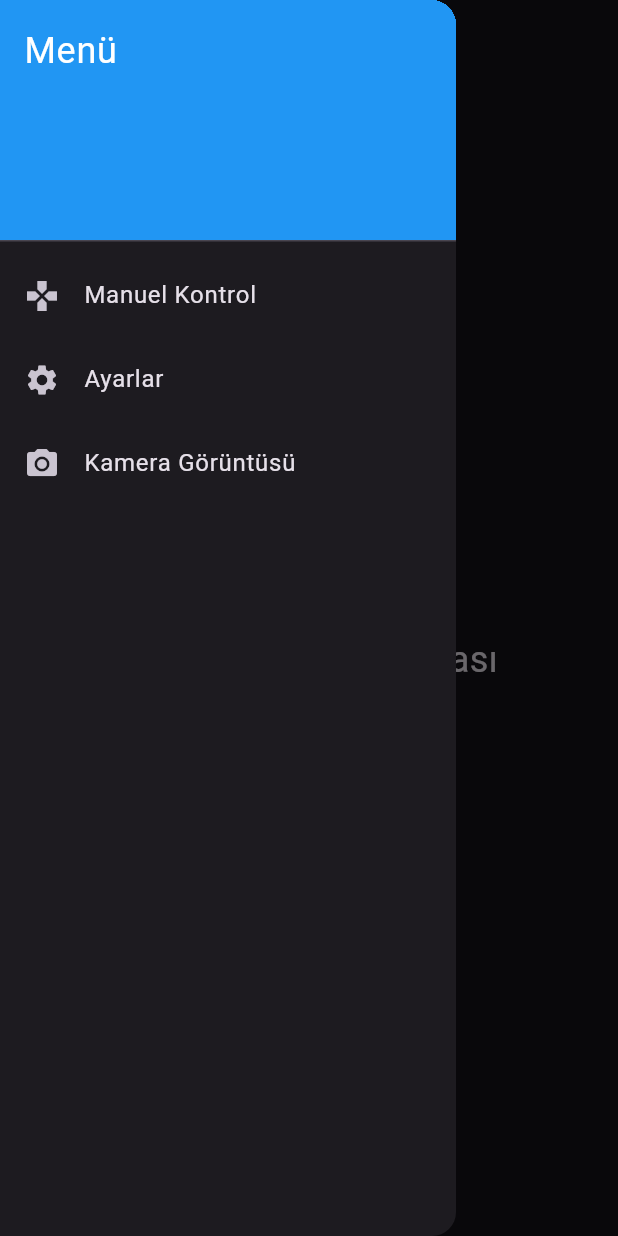
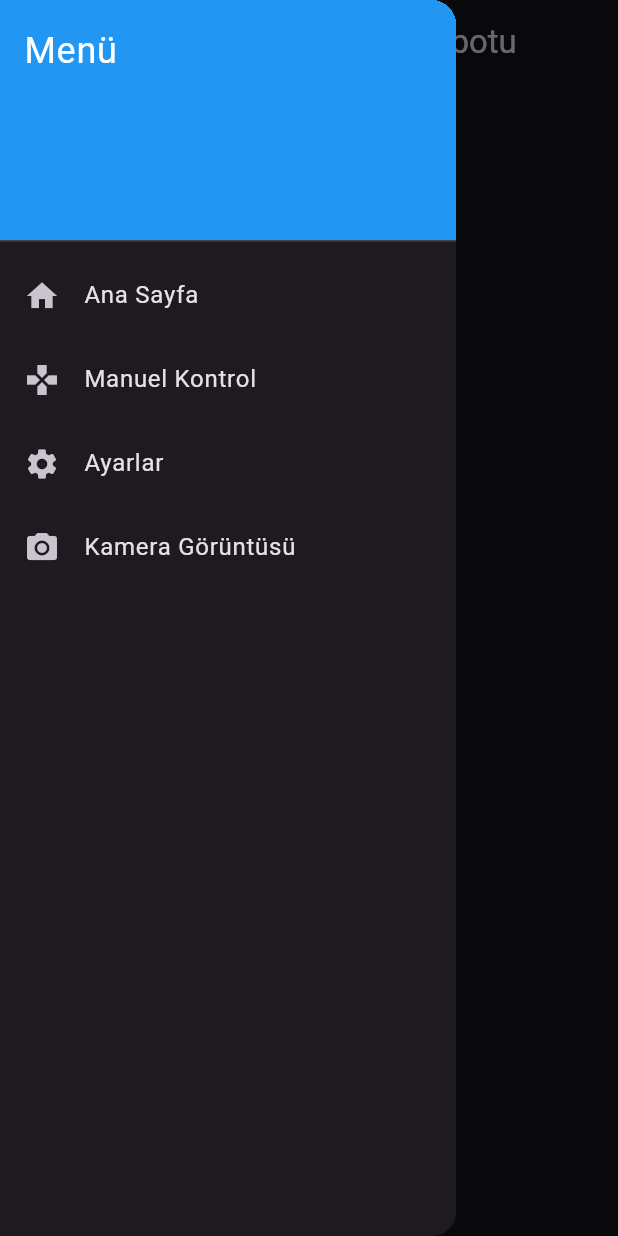
Before and after one commit to Jrengineer/scs, a Flutter app: the screen it shows after launch, with the side drawer open, on a phone screen of 412 x 824 dp. Run offline on Flutter 3.47's test engine with Material 3 defaults, Android fonts, the phone set to English and light mode, and no system bars.

```diff
--- a/lib/ana_sayfa.dart
+++ b/lib/ana_sayfa.dart
@@ -14,6 +14,7 @@ class _AnaSayfaState extends State<AnaSayfa> {
   int _selectedIndex = 0;
 
   final List<Widget> _pages = [
+    const AnaSayfaIcerik(), // Ana sayfa içeriği
     const ManuelKontrol(),
     const Ayarlar(),
     const KameraSayfasi(),
@@ -23,7 +24,7 @@ class _AnaSayfaState extends State<AnaSayfa> {
   Widget build(BuildContext context) {
     return Scaffold(
       appBar: AppBar(
-        title: const Text('Ana Sayfa'),
+        title: const Text('Solar Panel Temizlik Robotu'),
       ),
       drawer: Drawer(
         child: ListView(
@@ -36,11 +37,21 @@ class _AnaSayfaState extends State<AnaSayfa> {
               child: Text('Menü', style: TextStyle(color: Colors.white, fontSize: 24)),
             ),
             ListTile(
+              leading: const Icon(Icons.home),
+              title: const Text('Ana Sayfa'),
+              onTap: () {
+                setState(() {
+                  _selectedIndex = 0;
+                });
+                Navigator.pop(context);
+              },
+            ),
+            ListTile(
               leading: const Icon(Icons.gamepad),
               title: const Text('Manuel Kontrol'),
               onTap: () {
                 setState(() {
-                  _selectedIndex = 0;
+                  _selectedIndex = 1;
                 });
                 Navigator.pop(context);
               },
@@ -50,7 +61,7 @@ class _AnaSayfaState extends State<AnaSayfa> {
               title: const Text('Ayarlar'),
               onTap: () {
                 setState(() {
-                  _selectedIndex = 1;
+                  _selectedIndex = 2;
                 });
                 Navigator.pop(context);
               },
@@ -60,7 +71,7 @@ class _AnaSayfaState extends State<AnaSayfa> {
               title: const Text('Kamera Görüntüsü'),
               onTap: () {
                 setState(() {
-                  _selectedIndex = 2;
+                  _selectedIndex = 3;
                 });
                 Navigator.pop(context);
               },
@@ -72,3 +83,17 @@ class _AnaSayfaState extends State<AnaSayfa> {
     );
   }
 }
+
+class AnaSayfaIcerik extends StatelessWidget {
+  const AnaSayfaIcerik({super.key});
+
+  @override
+  Widget build(BuildContext context) {
+    return const Center(
+      child: Text(
+        'Ana Sayfa İçeriği',
+        style: TextStyle(fontSize: 24),
+      ),
+    );
+  }
+}
```
